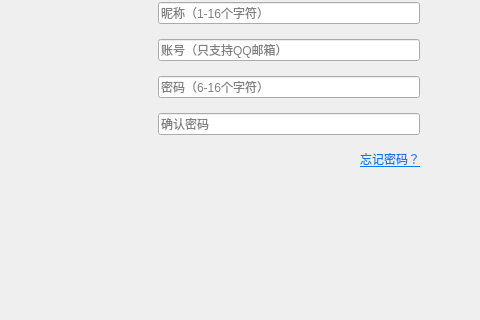
MonoKelvin/BookStudyApp, file LoginDialog.ui: the form before one commit; both pictures show x 520 to 1000 and y 160 to 480 of the 1000 by 618 pixel window.
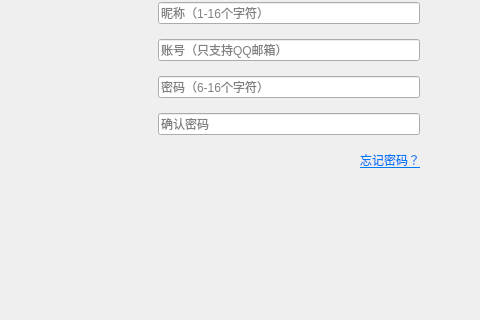
The form after the commit. Icons and pictures are not drawn.

Patch:
```diff
--- a/LoginDialog.ui
+++ b/LoginDialog.ui
@@ -237,6 +237,24 @@
       </widget>
      </item>
      <item>
+      <layout class="QHBoxLayout" name="horizontalLayout_3">
+       <property name="topMargin">
+        <number>0</number>
+       </property>
+       <item>
+        <spacer name="horizontalSpacer_3">
+         <property name="orientation">
+          <enum>Qt::Horizontal</enum>
+         </property>
+         <property name="sizeHint" stdset="0">
+          <size>
+           <width>40</width>
+           <height>20</height>
+          </size>
+         </property>
+        </spacer>
+       </item>
+       <item>
       <widget class="QLabel" name="lbForgetPwd">
        <property name="cursor">
         <cursorShape>PointingHandCursor</cursorShape>
@@ -252,6 +270,8 @@
        </property>
       </widget>
      </item>
+      </layout>
+     </item>
      <item>
       <spacer name="verticalSpacer_6">
        <property name="orientation">
```
Left out of the diff: 6 changed lines with no effect on the pictures. Lines whose indentation alone changed are shown as unchanged.
